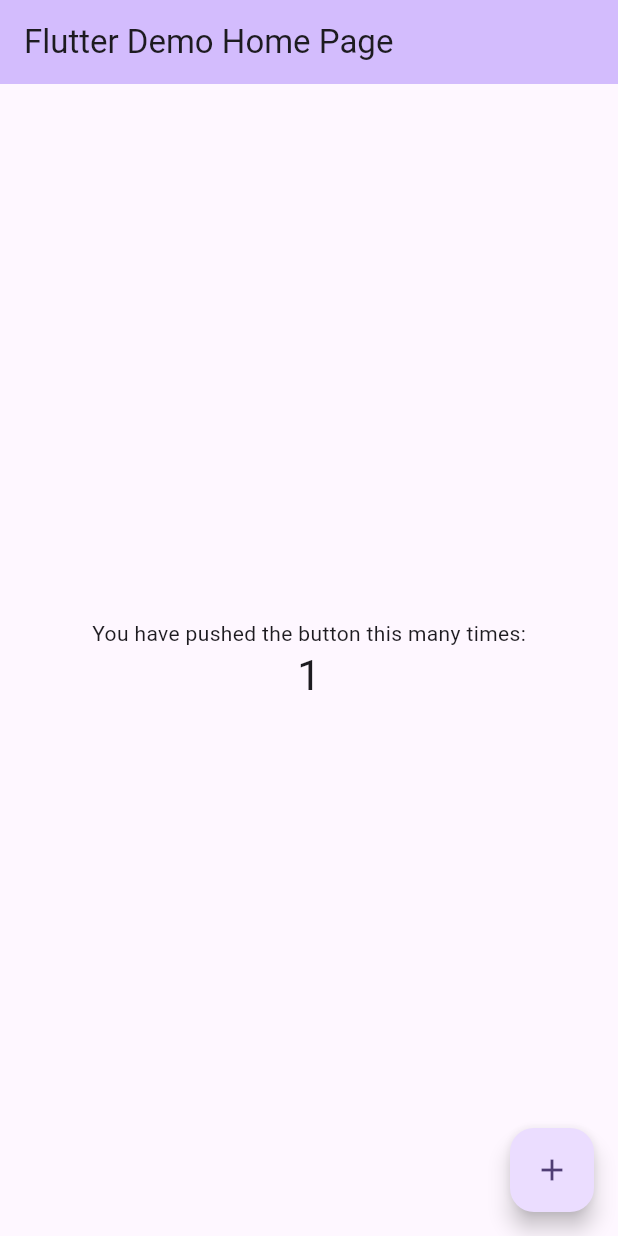
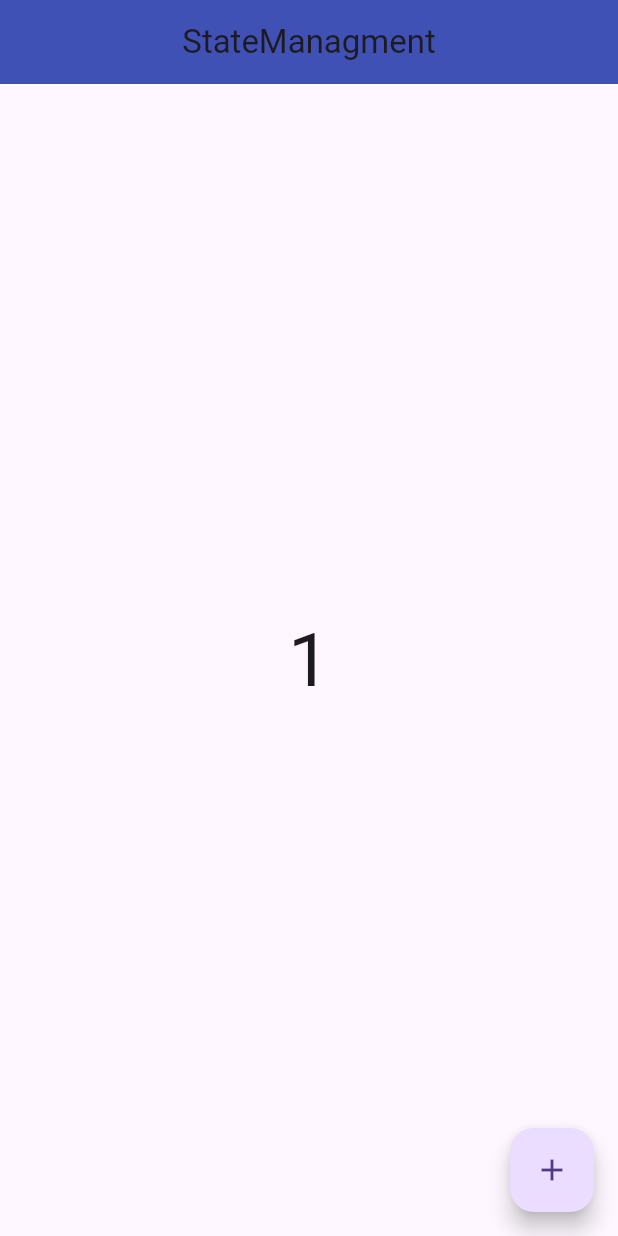
Before and after one commit to AdeelAhmadKhan36/Providers_StateManagment, a Flutter app: the screen it shows after launch, after a tap on the "add" icon, on a phone screen of 412 x 824 dp. Run offline on Flutter 3.47's test engine with Material 3 defaults, Android fonts, the phone set to English and light mode, and no system bars.

Commit message:
Why Statemanagment

```diff
--- a/lib/main.dart
+++ b/lib/main.dart
@@ -1,4 +1,5 @@
 import 'package:flutter/material.dart';
+import 'package:providers_statemanagment/view/Home.dart';
 
 void main() {
   runApp(const MyApp());
@@ -11,115 +12,8 @@ class MyApp extends StatelessWidget {
   @override
   Widget build(BuildContext context) {
     return MaterialApp(
-      title: 'Flutter Demo',
-      theme: ThemeData(
-        // This is the theme of your application.
-        //
-        // TRY THIS: Try running your application with "flutter run". You'll see
-        // the application has a purple toolbar. Then, without quitting the app,
-        // try changing the seedColor in the colorScheme below to Colors.green
-        // and then invoke "hot reload" (save your changes or press the "hot
-        // reload" button in a Flutter-supported IDE, or press "r" if you used
-        // the command line to start the app).
-        //
-        // Notice that the counter didn't reset back to zero; the application
-        // state is not lost during the reload. To reset the state, use hot
-        // restart instead.
-        //
-        // This works for code too, not just values: Most code changes can be
-        // tested with just a hot reload.
-        colorScheme: ColorScheme.fromSeed(seedColor: Colors.deepPurple),
-        useMaterial3: true,
-      ),
-      home: const MyHomePage(title: 'Flutter Demo Home Page'),
+
+      home:WhyStateManagment(),
     );
   }
 }
-
-class MyHomePage extends StatefulWidget {
-  const MyHomePage({super.key, required this.title});
-
-  // This widget is the home page of your application. It is stateful, meaning
-  // that it has a State object (defined below) that contains fields that affect
-  // how it looks.
-
-  // This class is the configuration for the state. It holds the values (in this
-  // case the title) provided by the parent (in this case the App widget) and
-  // used by the build method of the State. Fields in a Widget subclass are
-  // always marked "final".
-
-  final String title;
-
-  @override
-  State<MyHomePage> createState() => _MyHomePageState();
-}
-
-class _MyHomePageState extends State<MyHomePage> {
-  int _counter = 0;
-
-  void _incrementCounter() {
-    setState(() {
-      // This call to setState tells the Flutter framework that something has
-      // changed in this State, which causes it to rerun the build method below
-      // so that the display can reflect the updated values. If we changed
-      // _counter without calling setState(), then the build method would not be
-      // called again, and so nothing would appear to happen.
-      _counter++;
-    });
-  }
-
-  @override
-  Widget build(BuildContext context) {
-    // This method is rerun every time setState is called, for instance as done
-    // by the _incrementCounter method above.
-    //
-    // The Flutter framework has been optimized to make rerunning build methods
-    // fast, so that you can just rebuild anything that needs updating rather
-    // than having to individually change instances of widgets.
-    return Scaffold(
-      appBar: AppBar(
-        // TRY THIS: Try changing the color here to a specific color (to
-        // Colors.amber, perhaps?) and trigger a hot reload to see the AppBar
-        // change color while the other colors stay the same.
-        backgroundColor: Theme.of(context).colorScheme.inversePrimary,
-        // Here we take the value from the MyHomePage object that was created by
-        // the App.build method, and use it to set our appbar title.
-        title: Text(widget.title),
-      ),
-      body: Center(
-        // Center is a layout widget. It takes a single child and positions it
-        // in the middle of the parent.
-        child: Column(
-          // Column is also a layout widget. It takes a list of children and
-          // arranges them vertically. By default, it sizes itself to fit its
-          // children horizontally, and tries to be as tall as its parent.
-          //
-          // Column has various properties to control how it sizes itself and
-          // how it positions its children. Here we use mainAxisAlignment to
-          // center the children vertically; the main axis here is the vertical
-          // axis because Columns are vertical (the cross axis would be
-          // horizontal).
-          //
-          // TRY THIS: Invoke "debug painting" (choose the "Toggle Debug Paint"
-          // action in the IDE, or press "p" in the console), to see the
-          // wireframe for each widget.
-          mainAxisAlignment: MainAxisAlignment.center,
-          children: <Widget>[
-            const Text(
-              'You have pushed the button this many times:',
-            ),
-            Text(
-              '$_counter',
-              style: Theme.of(context).textTheme.headlineMedium,
-            ),
-          ],
-        ),
-      ),
-      floatingActionButton: FloatingActionButton(
-        onPressed: _incrementCounter,
-        tooltip: 'Increment',
-        child: const Icon(Icons.add),
-      ), // This trailing comma makes auto-formatting nicer for build methods.
-    );
-  }
-}
--- /dev/null
+++ b/lib/view/Home.dart
@@ -0,0 +1,57 @@
+//Why we need Statemanagment
+///Statemanagment we need to manage the state of widgte , like on that widgt should be refreshed
+///Statmanagment make app fast use less memory
+
+import "package:flutter/material.dart";
+class WhyStateManagment extends StatefulWidget {
+  const WhyStateManagment({super.key});
+
+  @override
+  State<WhyStateManagment> createState() => _WhyStateManagmentState();
+}
+
+class _WhyStateManagmentState extends State<WhyStateManagment> {
+  int count=0;
+
+  @override
+  Widget build(BuildContext context) {
+    print("Build");
+    return Scaffold(
+      appBar: AppBar(
+        title: Center(child: Text("StateManagment")),
+        backgroundColor: Colors.indigo,
+      ),
+
+
+      body: Column(
+      crossAxisAlignment: CrossAxisAlignment.center,
+        mainAxisAlignment: MainAxisAlignment.center,
+        children: [
+
+        Container(
+          child:Center(
+            child: Text(
+              count.toString(),
+              style: TextStyle(
+                fontSize: 50
+              ),
+            ),
+          ),
+        )
+
+        ],
+
+      ),
+  floatingActionButton: FloatingActionButton(onPressed:(){
+    setState(() {
+
+      count;
+    });
+
+      print(count++);
+  },
+  child: Icon(Icons.add),
+  ),
+    );
+  }
+}
```
